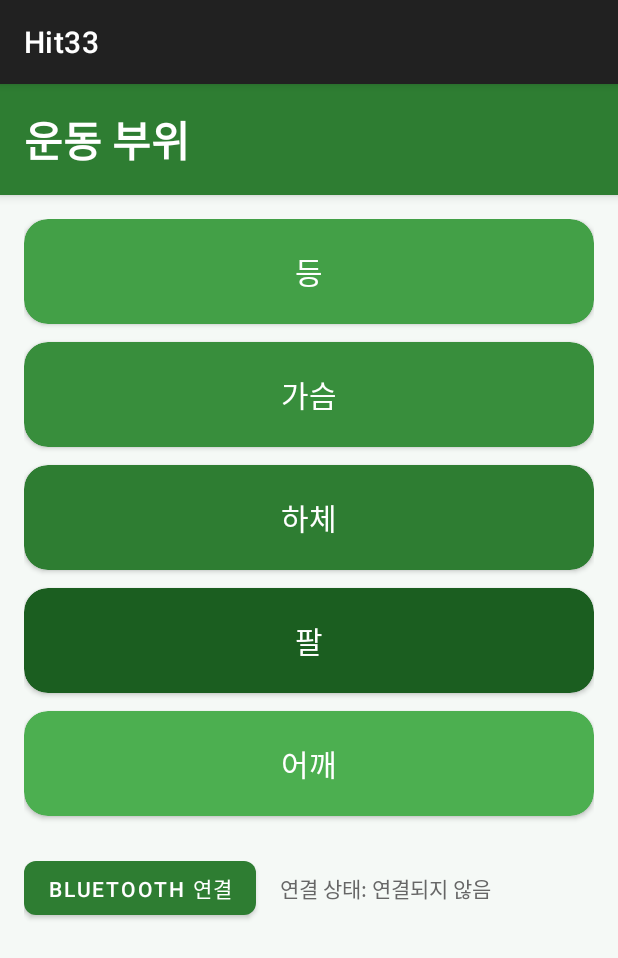
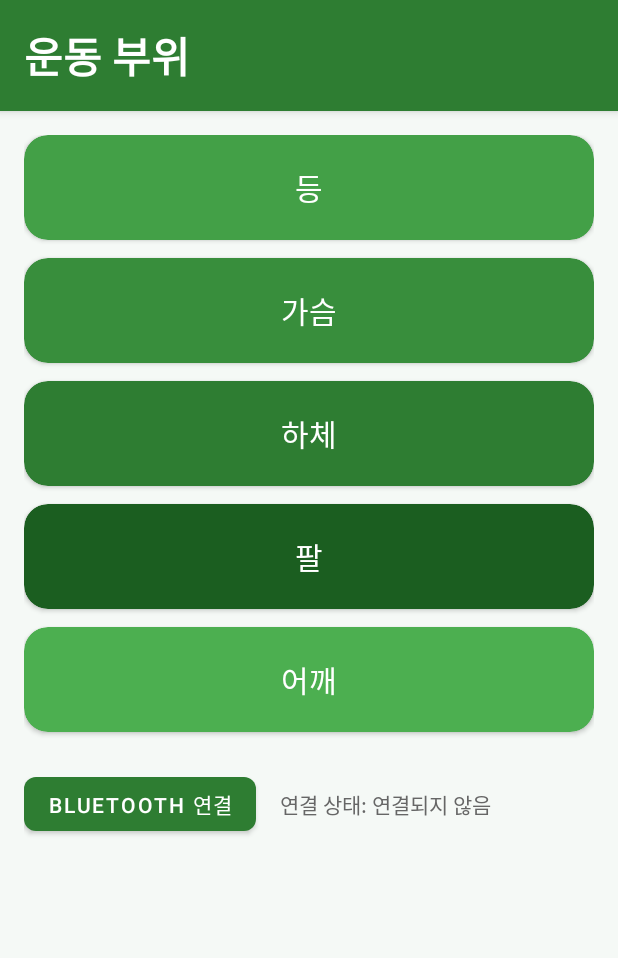
Before and after one commit to bitcoin7661/hit, an Android app built with Jetpack Compose: the HealthCareActivity screen opened directly, with no data from a screen before it, on a phone screen of 412 x 824 dp. Shown: the top 958 px of the screen. Run offline under Robolectric (Android 15) with nearby library versions, the phone set to English and light mode, and no system bars.

Commit message:
맨위에 hit33나오는 거 label 수정했슴다

```diff
--- a/app/src/main/AndroidManifest.xml
+++ b/app/src/main/AndroidManifest.xml
@@ -26,7 +26,7 @@
         android:dataExtractionRules="@xml/data_extraction_rules"
         android:fullBackupContent="@xml/backup_rules"
         android:icon="@drawable/bigapplogo"
-        android:label="Hit33"
+        android:label=""
         android:roundIcon="@drawable/bigapplogo"
         android:supportsRtl="true"
         android:theme="@style/SplashTheme"
--- a/app/src/main/res/values/styles.xml
+++ b/app/src/main/res/values/styles.xml
@@ -1,6 +1,11 @@
 <resources>
     <!-- 스플래시 화면 스타일 -->
-    <style name="SplashTheme" parent="Theme.MaterialComponents.DayNight.DarkActionBar">
-        <item name="android:windowBackground">@drawable/bigapplogo</item>
+    <style name="SplashTheme" parent="Theme.MaterialComponents.DayNight.NoActionBar">
+        <!-- 배경색 설정 -->
+        <item name="android:windowBackground">@android:color/white</item>
+        <!-- 상태 표시줄 색상 설정 -->
+        <item name="android:statusBarColor">@android:color/white</item>
+        <!-- 상태 표시줄 아이콘 색상 설정 (흰 배경일 경우 어두운 아이콘 사용) -->
+        <item name="android:windowLightStatusBar">true</item>
     </style>
 </resources>
```
